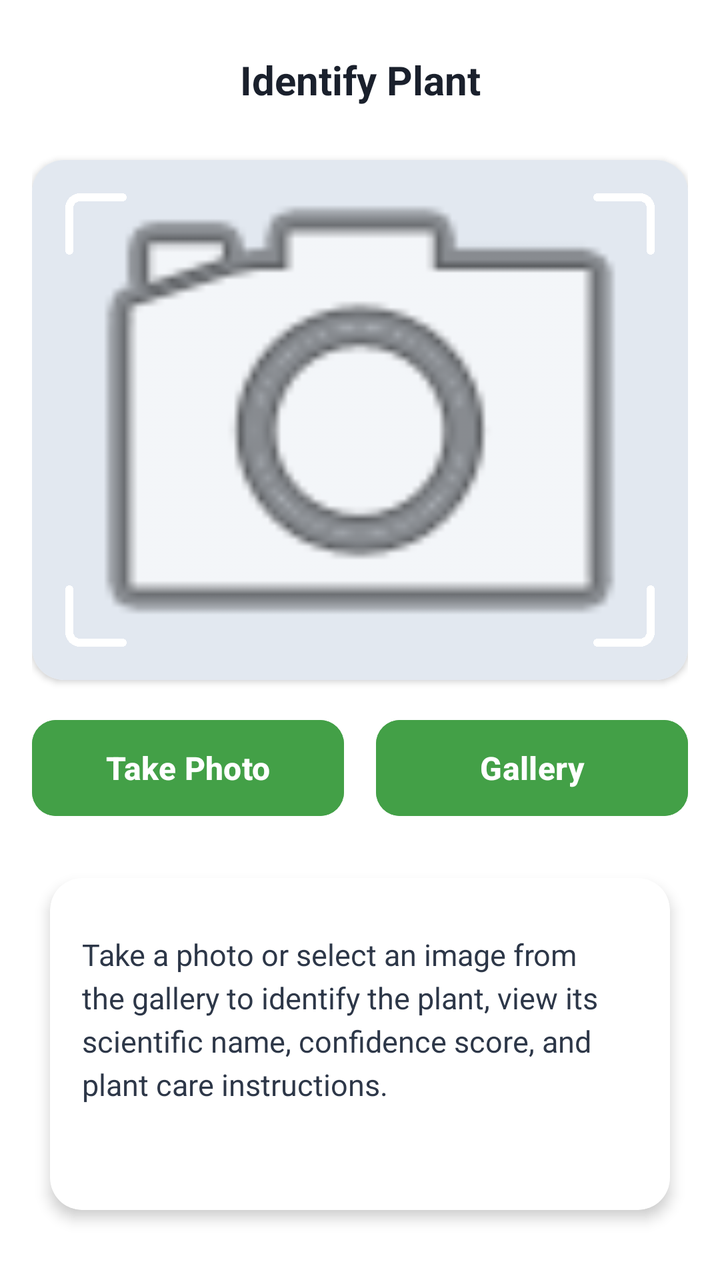
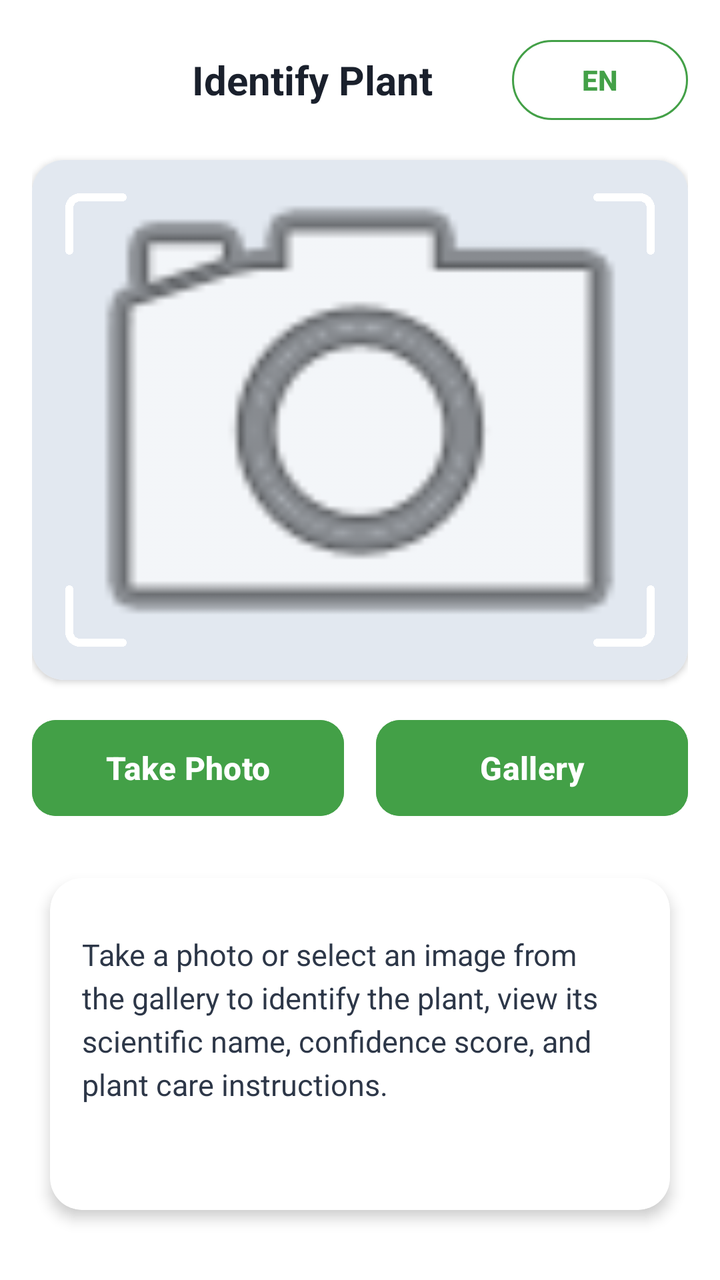

Compare the two renders of this Android layout. The source of the first and the diff that turns it into the second are given below.
<!-- AndroidManifest.xml: application theme Theme.Ameen_final_new_project -->
<!-- res/layout/fragment_camera.xml -->
<?xml version="1.0" encoding="utf-8"?>
<LinearLayout xmlns:android="http://schemas.android.com/apk/res/android"
    xmlns:app="http://schemas.android.com/apk/res-auto"
    xmlns:tools="http://schemas.android.com/tools"
    android:layout_width="match_parent"
    android:layout_height="match_parent"
    android:background="#FFFFFF"
    android:orientation="vertical"
    android:padding="16dp"
    tools:context=".viewPkg.CameraFragment">

    
    <LinearLayout
        android:layout_width="match_parent"
        android:layout_height="48dp"
        android:gravity="center_vertical"
        android:orientation="horizontal">

        <TextView
            android:layout_width="0dp"
            android:layout_height="wrap_content"
            android:layout_weight="1"
            android:gravity="center"
            android:text="Identify Plant"
            android:textColor="#1A202C"
            android:textSize="20sp"
            android:textStyle="bold" />

    </LinearLayout>

    
    <androidx.cardview.widget.CardView
        android:layout_width="match_parent"
        android:layout_height="260dp"
        android:layout_marginTop="16dp"
        app:cardCornerRadius="16dp"
        app:cardElevation="2dp"
        app:cardUseCompatPadding="false">

        <FrameLayout
            android:layout_width="match_parent"
            android:layout_height="match_parent">

            <ImageView
                android:id="@+id/ivPlantPhoto"
                android:layout_width="match_parent"
                android:layout_height="match_parent"
                android:background="#E2E8F0"
                android:contentDescription="Plant Photo Preview"
                android:scaleType="centerCrop"
                android:src="@android:drawable/ic_menu_camera" />

            
            <View
                android:layout_width="32dp"
                android:layout_height="32dp"
                android:layout_gravity="top|start"
                android:layout_margin="16dp"
                android:background="@drawable/ic_corner_bracket_tl" />

            <View
                android:layout_width="32dp"
                android:layout_height="32dp"
                android:layout_gravity="top|end"
                android:layout_margin="16dp"
                android:background="@drawable/ic_corner_bracket_tr" />

            <View
                android:layout_width="32dp"
                android:layout_height="32dp"
                android:layout_gravity="bottom|start"
                android:layout_margin="16dp"
                android:background="@drawable/ic_corner_bracket_bl" />

            <View
                android:layout_width="32dp"
                android:layout_height="32dp"
                android:layout_gravity="bottom|end"
                android:layout_margin="16dp"
                android:background="@drawable/ic_corner_bracket_br" />

            
            <ProgressBar
                android:id="@+id/progressBar"
                android:layout_width="wrap_content"
                android:layout_height="wrap_content"
                android:layout_gravity="center"
                android:indeterminateTint="#43A047"
                android:visibility="gone" />

        </FrameLayout>
    </androidx.cardview.widget.CardView>

    
    <LinearLayout
        android:layout_width="match_parent"
        android:layout_height="wrap_content"
        android:layout_marginTop="16dp"
        android:orientation="horizontal">

        <Button
            android:id="@+id/btnCapture"
            android:layout_width="0dp"
            android:layout_height="56dp"
            android:layout_marginEnd="8dp"
            android:layout_weight="1"
            android:backgroundTint="#43A047"
            android:drawableStart="@drawable/ic_camera"
            android:drawablePadding="8dp"
            android:paddingStart="16dp"
            android:paddingEnd="16dp"
            android:text="Take Photo"
            android:textColor="#FFFFFF"
            android:textSize="16sp"
            android:textStyle="bold"
            app:cornerRadius="12dp" />

        <Button
            android:id="@+id/btnGallery"
            android:layout_width="0dp"
            android:layout_height="56dp"
            android:layout_marginStart="8dp"
            android:layout_weight="1"
            android:backgroundTint="#43A047"
            android:drawableStart="@drawable/ic_gallery"
            android:drawablePadding="8dp"
            android:paddingStart="16dp"
            android:paddingEnd="16dp"
            android:text="Gallery"
            android:textColor="#FFFFFF"
            android:textSize="16sp"
            android:textStyle="bold"
            app:cornerRadius="12dp" />
    </LinearLayout>

    
    <androidx.cardview.widget.CardView
        android:layout_width="match_parent"
        android:layout_height="0dp"
        android:layout_weight="1"
        android:layout_marginTop="16dp"
        android:layout_marginBottom="8dp"
        app:cardCornerRadius="16dp"
        app:cardElevation="4dp"
        app:cardUseCompatPadding="true">

        <LinearLayout
            android:layout_width="match_parent"
            android:layout_height="match_parent"
            android:orientation="vertical"
            android:padding="16dp">

            

            
            <ScrollView
                android:layout_width="match_parent"
                android:layout_height="match_parent"
                android:layout_marginTop="12dp"
                android:fillViewport="true">

                <TextView
                    android:id="@+id/tvPlantInfo"
                    android:layout_width="match_parent"
                    android:layout_height="wrap_content"
                    android:lineSpacingExtra="4dp"
                    android:text="Take a photo or select an image from the gallery to identify the plant, view its scientific name, confidence score, and plant care instructions."
                    android:textColor="#2D3748"
                    android:textSize="15sp" />
            </ScrollView>

        </LinearLayout>
    </androidx.cardview.widget.CardView>

</LinearLayout>
<!-- resources referenced by this layout -->
<resources>
  <!-- drawable ic_camera (drawable) -->
  <vector xmlns:android="http://schemas.android.com/apk/res/android"
      android:width="24dp"
      android:height="24dp"
      android:viewportWidth="24"
      android:viewportHeight="24">
    <path
        android:fillColor="#FFFFFF"
        android:pathData="M12,9c1.65,0 3,1.35 3,3s-1.35,3 -3,3 -3,-1.35 -3,-3 1.35,-3 3,-3m0,-2c-2.76,0 -5,2.24 -5,5s2.24,5 5,5 5,-2.24 5,-5 -2.24,-5 -5,-5zM2,6h3l2,-2h10l2,2h3c1.1,0 2,0.9 2,2v12c0,1.1 -0.9,2 -2,2H2c-1.1,0 -2,-0.9 -2,-2V8c0,-1.1 0.9,-2 2,-2zm0,14h20V8h-3.83l-1.58,-1.58L15.17,6H8.83L7.41,6.41 5.83,8H2v12z"/>
  </vector>
  <!-- drawable ic_corner_bracket_bl (drawable) -->
  <vector xmlns:android="http://schemas.android.com/apk/res/android"
      android:width="24dp"
      android:height="24dp"
      android:viewportWidth="24"
      android:viewportHeight="24">
    <path
        android:strokeColor="#FFFFFF"
        android:strokeWidth="3"
        android:strokeLineCap="round"
        android:pathData="M2,2 L2,18 C2,20.21 3.79,22 6,22 L22,22"/>
  </vector>
  <!-- drawable ic_corner_bracket_br (drawable) -->
  <vector xmlns:android="http://schemas.android.com/apk/res/android"
      android:width="24dp"
      android:height="24dp"
      android:viewportWidth="24"
      android:viewportHeight="24">
    <path
        android:strokeColor="#FFFFFF"
        android:strokeWidth="3"
        android:strokeLineCap="round"
        android:pathData="M22,2 L22,18 C22,20.21 20.21,22 18,22 L2,22"/>
  </vector>
  <!-- drawable ic_corner_bracket_tl (drawable) -->
  <vector xmlns:android="http://schemas.android.com/apk/res/android"
      android:width="24dp"
      android:height="24dp"
      android:viewportWidth="24"
      android:viewportHeight="24">
    <path
        android:strokeColor="#FFFFFF"
        android:strokeWidth="3"
        android:strokeLineCap="round"
        android:pathData="M2,22 L2,6 C2,3.79 3.79,2 6,2 L22,2"/>
  </vector>
  <!-- drawable ic_corner_bracket_tr (drawable) -->
  <vector xmlns:android="http://schemas.android.com/apk/res/android"
      android:width="24dp"
      android:height="24dp"
      android:viewportWidth="24"
      android:viewportHeight="24">
    <path
        android:strokeColor="#FFFFFF"
        android:strokeWidth="3"
        android:strokeLineCap="round"
        android:pathData="M22,22 L22,6 C22,3.79 20.21,2 18,2 L2,2"/>
  </vector>
  <!-- drawable ic_gallery (drawable) -->
  <vector xmlns:android="http://schemas.android.com/apk/res/android"
      android:width="24dp"
      android:height="24dp"
      android:viewportWidth="24"
      android:viewportHeight="24">
    <path
        android:fillColor="#FFFFFF"
        android:pathData="M21,19V5c0,-1.1 -0.9,-2 -2,-2H5c-1.1,0 -2,0.9 -2,2v14c0,1.1 0.9,2 2,2h14c1.1,0 2,-0.9 2,-2zM8.5,13.5l2.5,3.01L14.5,12l4.5,6H5l3.5,-4.5z"/>
  </vector>
  <style name="Theme.Ameen_final_new_project" parent="Base.Theme.Ameen_final_new_project" />
  <style name="Base.Theme.Ameen_final_new_project" parent="Theme.Material3.Light.NoActionBar">
          
          
      </style>
</resources>

<!-- the commit's change to res/layout/fragment_camera.xml (unified diff, before → after) -->
@@ -16,6 +16,12 @@
         android:gravity="center_vertical"
         android:orientation="horizontal">
 
+        
+        <View
+            android:layout_width="40dp"
+            android:layout_height="40dp"
+            android:visibility="invisible" />
+
         <TextView
             android:layout_width="0dp"
             android:layout_height="wrap_content"
@@ -25,6 +31,27 @@
             android:textColor="#1A202C"
             android:textSize="20sp"
             android:textStyle="bold" />
+
+        
+        <Button
+            android:id="@+id/btnLanguage"
+            style="?attr/materialButtonOutlinedStyle"
+            android:layout_width="wrap_content"
+            android:layout_height="40dp"
+            android:backgroundTint="#FFFFFF"
+            android:drawableStart="@drawable/ic_globe"
+            android:drawablePadding="6dp"
+            android:insetTop="0dp"
+            android:insetBottom="0dp"
+            android:paddingStart="12dp"
+            android:paddingEnd="12dp"
+            android:text="EN"
+            android:textColor="#43A047"
+            android:textSize="14sp"
+            android:textStyle="bold"
+            app:cornerRadius="20dp"
+            app:strokeColor="#43A047"
+            app:strokeWidth="1dp" />
 
     </LinearLayout>
 
<!-- resource entries referenced after the edit -->
@@ -68,6 +68,16 @@
         android:fillColor="#FFFFFF"
         android:pathData="M21,19V5c0,-1.1 -0.9,-2 -2,-2H5c-1.1,0 -2,0.9 -2,2v14c0,1.1 0.9,2 2,2h14c1.1,0 2,-0.9 2,-2zM8.5,13.5l2.5,3.01L14.5,12l4.5,6H5l3.5,-4.5z"/>
   </vector>
+  <!-- drawable ic_globe (drawable) -->
+  <vector xmlns:android="http://schemas.android.com/apk/res/android"
+      android:width="24dp"
+      android:height="24dp"
+      android:viewportWidth="24"
+      android:viewportHeight="24">
+    <path
+        android:fillColor="#43A047"
+        android:pathData="M12,2C6.48,2 2,6.48 2,12s4.48,10 10,10 10,-4.48 10,-10S17.52,2 12,2zM11,19.93C7.05,19.44 4,16.08 4,12c0,-1.4 0.38,-2.71 1.02,-3.84l4.98,4.98v1.22c0,0.55 0.45,1 1,1v1.57zM17.9,17.39c-0.26,-0.81 -1,-1.39 -1.9,-1.39h-1v-2c0,-0.55 -0.45,-1 -1,-1H8v-2h2c0.55,0 1,-0.45 1,-1V7h2c1.1,0 2,-0.9 2,-2v-0.41C17.92,5.77 20,8.65 20,12c0,2.08 -0.81,3.98 -2.1,5.39z"/>
+  </vector>
   <style name="Theme.Ameen_final_new_project" parent="Base.Theme.Ameen_final_new_project" />
   <style name="Base.Theme.Ameen_final_new_project" parent="Theme.Material3.Light.NoActionBar">
           
